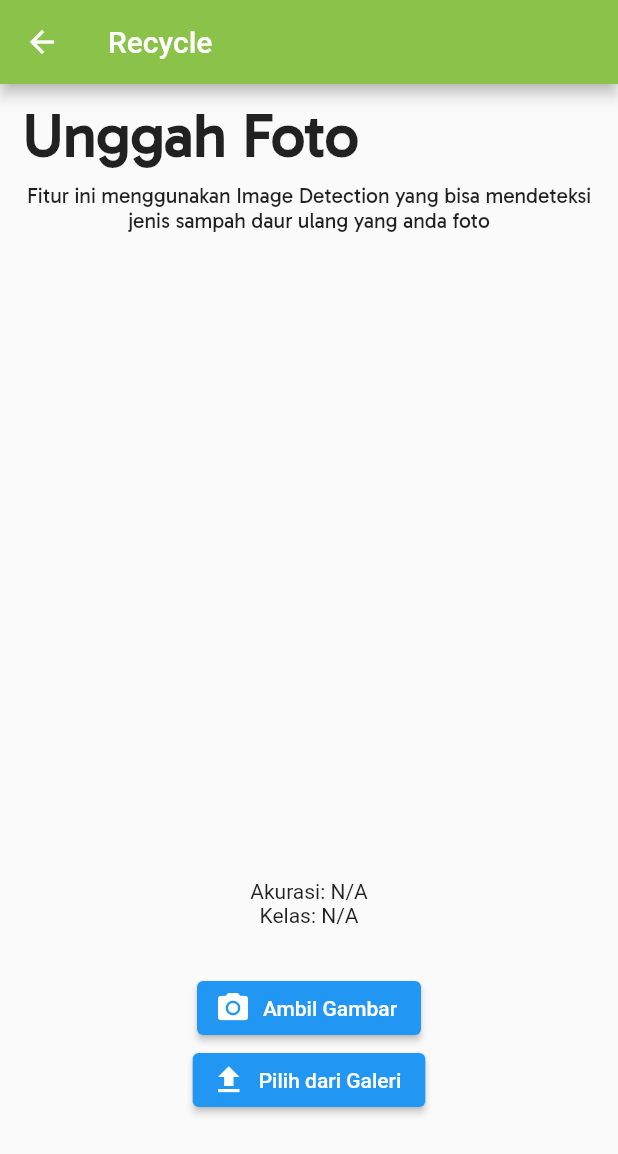
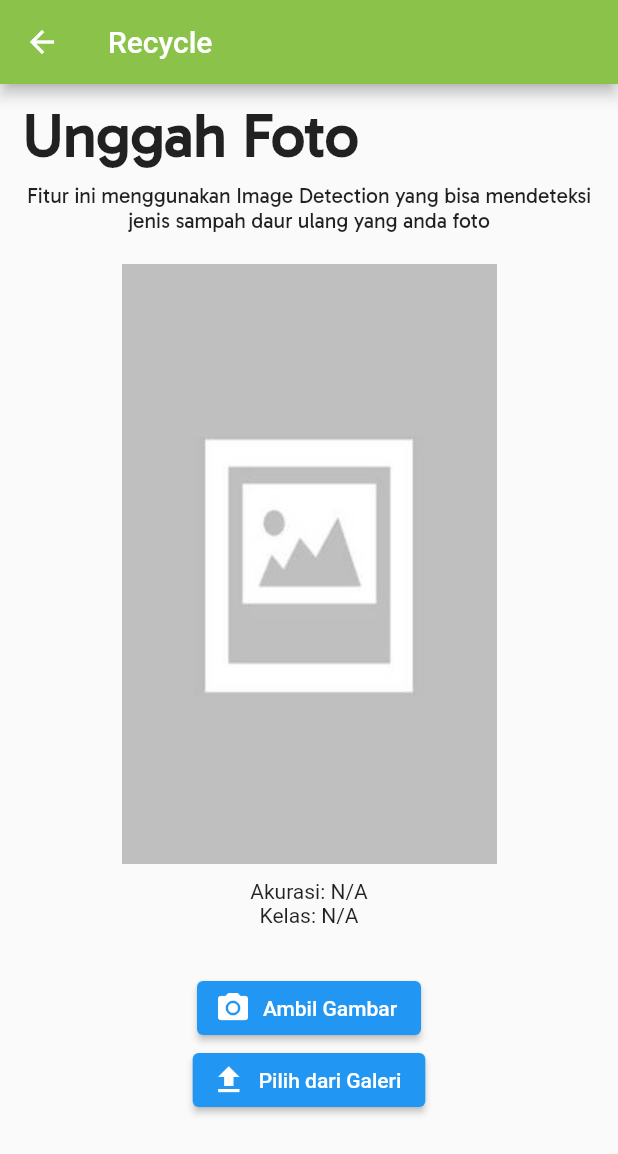
Before and after one commit to faishalyb/flutter_final_submission, a Flutter app: the Recycle_Screen screen opened directly, after a tap on "Ambil Gambar", on a phone screen of 412 x 824 dp. Shown: the top 1154 px of the screen. Run offline on Flutter 3.47's test engine with Material 2 defaults, Android fonts, the phone set to English and light mode, and no system bars; our stand-ins replace camera, flutter_dotenv, flutter_easyloading, flutter_svg, fluttertoast, image_picker and 2 more; accounts and stored records are empty; project files that could hold a hidden picture were left out.

Commit message:
retrieve picture from gallery and cam

```diff
--- a/lib/dashboard/recyle_screen.dart
+++ b/lib/dashboard/recyle_screen.dart
@@ -17,6 +17,7 @@ class Recycle_Screen extends StatefulWidget {
 class _Recycle_ScreenState extends State<Recycle_Screen> {
   final MLService mlService = MLService();
   Map<String, dynamic>? detectionResult;
+  File? _imageFile;
 
 
   // Buat instance dari MLService
@@ -24,7 +25,10 @@ class _Recycle_ScreenState extends State<Recycle_Screen> {
     final ImagePicker _picker = ImagePicker();
     final XFile? image = await _picker.pickImage(source: ImageSource.camera);
     if (image != null) {
-      return File(image.path);
+      setState(() {
+        _imageFile = File(image.path);
+      });
+      await _detectTrash(_imageFile!);
     } else {
       return null;
     }
@@ -34,7 +38,10 @@ class _Recycle_ScreenState extends State<Recycle_Screen> {
     final ImagePicker _picker = ImagePicker();
     final XFile? image = await _picker.pickImage(source: ImageSource.gallery);
     if (image != null) {
-      return File(image.path);
+      setState(() {
+        _imageFile = File(image.path);
+      });
+      await _detectTrash(_imageFile!);
     } else {
       return null;
     }
@@ -108,9 +115,7 @@ class _Recycle_ScreenState extends State<Recycle_Screen> {
                           Container(
                             width: 250,
                             height: 400,
-                            decoration: BoxDecoration(
-
-                            ),
+                            child: _imageFile != null ? Image.file(_imageFile!) : Image.asset('assets/jpg/placeholder.jpg', fit: BoxFit.cover,),
                           ),
                           SizedBox(height: 10),
                           Text('Akurasi: ${detectionResult?['accuracy'] ?? 'N/A'}'),
```
Also changed, not shown: assets/jpg/placeholder.jpg (added).
